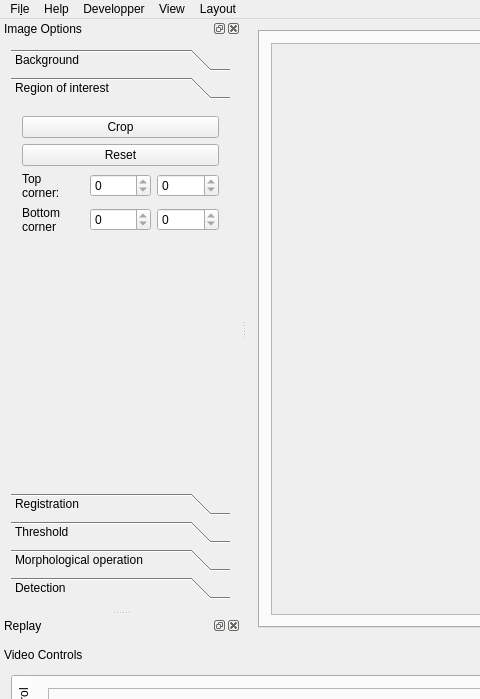
FastTrackOrg/FastTrack, file src/interactive.ui: the form before one commit; both pictures show x 0 to 480 and y 0 to 699 of the 1211 by 898 pixel window.
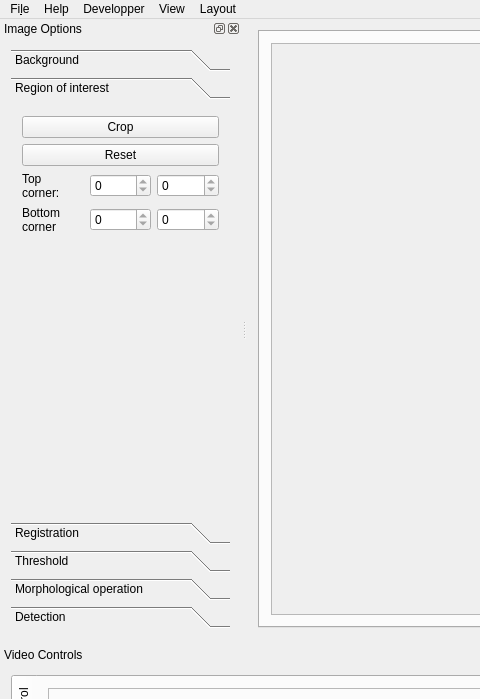
The form after the commit. The open tabs and pages were chosen to show the change.

Commit message: [fix] interactive: fix thread affinity error

```diff
--- a/src/interactive.ui
+++ b/src/interactive.ui
@@ -560,8 +560,8 @@
          <rect>
           <x>0</x>
           <y>0</y>
-          <width>223</width>
-          <height>381</height>
+          <width>181</width>
+          <height>160</height>
          </rect>
         </property>
         <attribute name="label">
@@ -1491,18 +1491,6 @@
     </layout>
    </widget>
   </widget>
-  <widget class="QDockWidget" name="replay">
-   <property name="allowedAreas">
-    <set>Qt::LeftDockWidgetArea|Qt::RightDockWidgetArea</set>
-   </property>
-   <property name="windowTitle">
-    <string>Replay</string>
-   </property>
-   <attribute name="dockWidgetArea">
-    <number>1</number>
-   </attribute>
-   <widget class="QWidget" name="dockWidgetContents_3"/>
-  </widget>
   <action name="actionoption">
    <property name="text">
     <string>Options</string>
```
Left out of the diff: 28 changed lines with no effect on the pictures. The commit also changes 4 other files.
